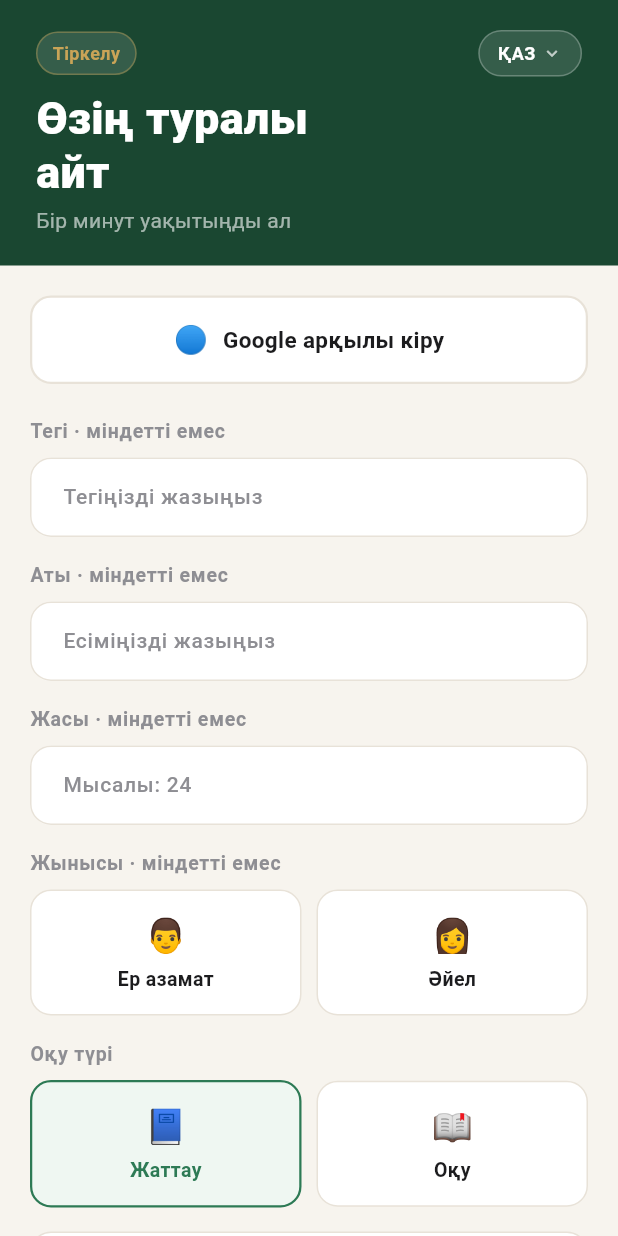
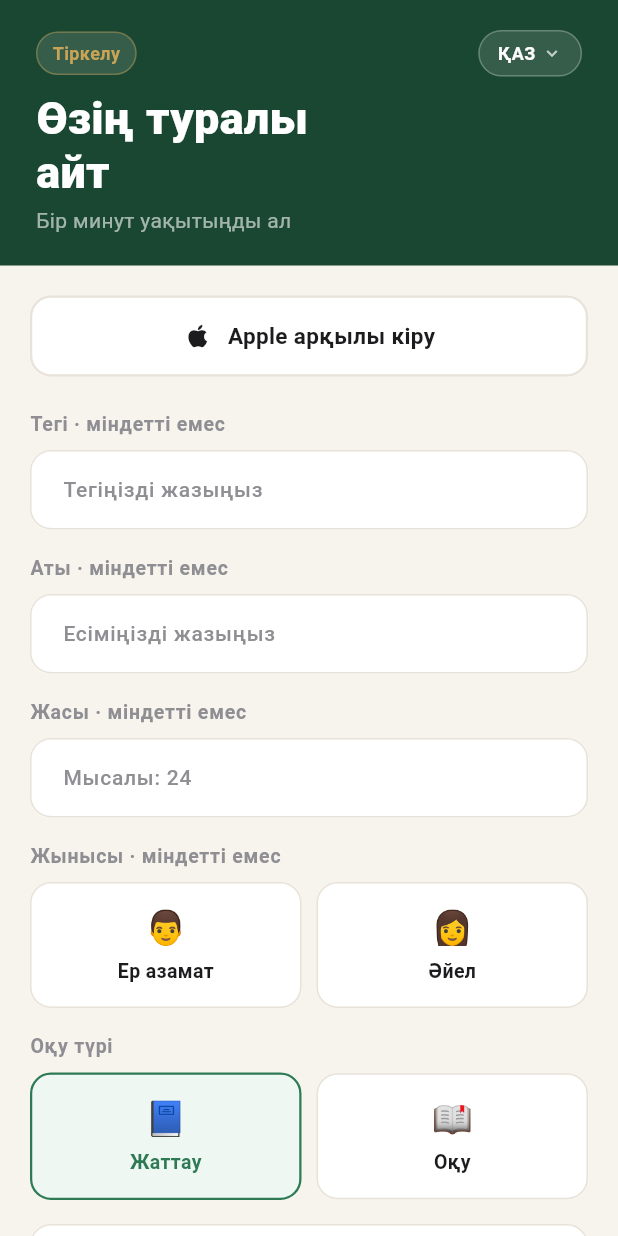
Before and after one commit to duman-sadu/qari-flutter, a Flutter app: the screen it shows after launch, after a tap on "Тіркелу", on a phone screen of 412 x 824 dp. Run offline on Flutter 3.47's test engine with Material 3 defaults, Android fonts, the phone set to English and light mode, and no system bars; our stand-ins replace audio_service, audioplayers, cloud_firestore, firebase_auth, firebase_core, firebase_messaging and 9 more; missing offline and left inert: mobile_scanner; accounts and stored records are empty; statements that could not run were skipped.

Commit message:
feat: make the app Apple-only sign-in, remove Google everywhere
Replace Google sign-in with Sign in with Apple on the welcome,
onboarding, friends and groups screens, and update all related labels.
Remove the now-unused signInWithGoogle method (Google re-auth is kept
only for deleting legacy Google accounts).

Co-Authored-By: Claude Opus 4.8 <noreply@anthropic.com>

```diff
--- a/lib/l10n/strings.dart
+++ b/lib/l10n/strings.dart
@@ -45,12 +45,12 @@ const Map<String, Map<String, String>> appStrings = {
 
   // ── WELCOME ───────────────────────────────────────────────────────────────
   'welcomeTitle':    {'kz': 'Қош келдің! 👋',    'ru': 'Добро пожаловать! 👋'},
-  'welcomeSub':      {'kz': 'Тіркел немесе Google арқылы кір',
-                      'ru': 'Зарегистрируйся или войди через Google'},
+  'welcomeSub':      {'kz': 'Тіркел немесе Apple арқылы кір',
+                      'ru': 'Зарегистрируйся или войди через Apple'},
   'appSlogan':       {'kz': 'Құранды жаттап алу жолындағы\nсенімді серігің',
                       'ru': 'Твой надёжный помощник\nна пути запоминания Корана'},
   'register':        {'kz': 'Тіркелу',           'ru': 'Регистрация'},
-  'signInGoogle':    {'kz': 'Google арқылы кіру', 'ru': 'Войти через Google'},
+  'signInGoogle':    {'kz': 'Apple арқылы кіру', 'ru': 'Войти через Apple'},
   'signInApple':     {'kz': 'Apple арқылы кіру',  'ru': 'Войти через Apple'},
 
   // ── MENU DRAWER ──────────────────────────────────────────────────────────
@@ -101,7 +101,7 @@ const Map<String, Map<String, String>> appStrings = {
   'readDesc':        {'kz': 'Барлық аяттарды оқу', 'ru': 'Читать все аяты'},
   'registerTitle':   {'kz': 'Өзің туралы\nайт',  'ru': 'Расскажи о себе'},
   'registerSubtitle':{'kz': 'Бір минут уақытыңды ал', 'ru': 'Уделите минуту'},
-  'googleConnected': {'kz': 'Google қосылды',    'ru': 'Google подключён'},
+  'googleConnected': {'kz': 'Apple қосылды',    'ru': 'Apple подключён'},
   'lastNameHint':    {'kz': 'Тегіңізді жазыңыз', 'ru': 'Введите фамилию'},
   'firstNameHint':   {'kz': 'Есіміңізді жазыңыз','ru': 'Введите имя'},
   'ageHint':         {'kz': 'Мысалы: 24',        'ru': 'Например: 24'},
@@ -181,8 +181,8 @@ const Map<String, Map<String, String>> appStrings = {
   'twoWeeks':        {'kz': '2 апта',            'ru': '2 недели'},
   'threeMonths':     {'kz': '3 ай',              'ru': '3 месяца'},
   'notRead':         {'kz': 'Оқылмаған',         'ru': 'Не прочитано'},
-  'signOutQ':        {'kz': 'Google аккаунтынан шығасыз ба?',
-                      'ru': 'Выйти из аккаунта Google?'},
+  'signOutQ':        {'kz': 'Аккаунттан шығасыз ба?',
+                      'ru': 'Выйти из аккаунта?'},
   'onceRead':        {'kz': '1 рет',             'ru': '1 раз'},
   'manyRead':        {'kz': '2+ рет',            'ru': '2+ раза'},
   'userFallback':    {'kz': 'Пайдаланушы',       'ru': 'Пользователь'},
@@ -247,8 +247,8 @@ const Map<String, Map<String, String>> appStrings = {
   'groupsTitle':     {'kz': 'Топтар',            'ru': 'Группы'},
   'noGroupsDesc':    {'kz': 'Жаңа топ құрыңыз немесе шақыру кодымен қосылыңыз',
                       'ru': 'Создайте новую группу или присоединитесь по коду'},
-  'signInForGroups': {'kz': 'Топ жасау және топқа қосылу үшін Google аккаунтыңызбен кіріңіз',
-                      'ru': 'Войдите через Google чтобы создавать и вступать в группы'},
+  'signInForGroups': {'kz': 'Топ жасау және топқа қосылу үшін Apple аккаунтыңызбен кіріңіз',
+                      'ru': 'Войдите через Apple чтобы создавать и вступать в группы'},
   'myKhatams':       {'kz': 'Менің хатымдарым',  'ru': 'Мои хатмы'},
   'readingTogether': {'kz': 'Бірлесіп Құран оқу', 'ru': 'Совместное чтение Корана'},
   'groupNotFound':   {'kz': 'Топ табылмады',     'ru': 'Группа не найдена'},
@@ -310,9 +310,9 @@ const Map<String, Map<String, String>> appStrings = {
   'activeToday':     {'kz': 'Бүгін белсенді',    'ru': 'Активен сегодня'},
   'activeYesterday': {'kz': 'Кеше белсенді',     'ru': 'Активен вчера'},
   'inactive':        {'kz': 'Белсенді болмады',  'ru': 'Неактивен'},
-  'signInWithGoogle':{'kz': 'Google арқылы кіру', 'ru': 'Войти через Google'},
-  'signInWithGoogleBtn':{'kz': 'Google арқылы кіріңіз',
-                         'ru': 'Войдите через Google'},
+  'signInWithGoogle':{'kz': 'Apple арқылы кіру', 'ru': 'Войти через Apple'},
+  'signInWithGoogleBtn':{'kz': 'Apple арқылы кіріңіз',
+                         'ru': 'Войдите через Apple'},
   'signInForFriends':{'kz': 'Достар қосу және достардың\nжетістіктерін көру үшін кіріңіз',
                       'ru': 'Войдите, чтобы добавлять друзей\nи видеть их достижения'},
   'friendsAchievements':{'kz': 'Достарыңыздың жетістіктері',
--- a/lib/screens/onboarding_screen.dart
+++ b/lib/screens/onboarding_screen.dart
@@ -25,8 +25,8 @@ class _OnboardingScreenState extends State<OnboardingScreen> {
 
   String? _gender;
   bool _tajweed = false;
-  bool _loadingGoogle = false;
-  bool _googleConnected = false;
+  bool _loadingApple = false;
+  bool _appleConnected = false;
   String _studyMode = 'Жаттау';
 
   @override
@@ -284,19 +284,23 @@ class _OnboardingScreenState extends State<OnboardingScreen> {
     'ан-Нас (Люди)',
   ];
 
-  Future<void> _googleLogin() async {
-    setState(() => _loadingGoogle = true);
-    final result = await AuthService.signInWithGoogle();
+  Future<void> _appleLogin() async {
+    setState(() => _loadingApple = true);
+    final result = await AuthService.signInWithApple();
     final user = result.user;
     if (user != null) {
       setState(() {
-        _googleConnected = true;
+        _appleConnected = true;
         final parts = (user.displayName ?? '').split(' ');
         if (parts.isNotEmpty) _firstNameController.text = parts.first;
         if (parts.length > 1) _lastNameController.text = parts.sublist(1).join(' ');
       });
+    } else if (result.error != null && mounted) {
+      ScaffoldMessenger.of(context).showSnackBar(
+        SnackBar(content: Text(result.error!)),
+      );
     }
-    setState(() => _loadingGoogle = false);
+    if (mounted) setState(() => _loadingApple = false);
   }
 
   Future<void> _continue() async {
@@ -557,24 +561,24 @@ class _OnboardingScreenState extends State<OnboardingScreen> {
                 child: Column(
                   crossAxisAlignment: CrossAxisAlignment.start,
                   children: [
-                    // Google connect
+                    // Apple connect
                     GestureDetector(
-                      onTap: _loadingGoogle ? null : _googleLogin,
+                      onTap: _loadingApple ? null : _appleLogin,
                       child: Container(
                         width: double.infinity,
                         padding: const EdgeInsets.symmetric(vertical: 15),
                         decoration: BoxDecoration(
-                          color: _googleConnected
+                          color: _appleConnected
                               ? _c.greenTint
                               : _c.card,
                           borderRadius: BorderRadius.circular(14),
                           border: Border.all(
-                            color: _googleConnected ? _c.green : _c.border,
+                            color: _appleConnected ? _c.green : _c.border,
                             width: 1.5,
                           ),
                         ),
                         child: Center(
-                          child: _loadingGoogle
+                          child: _loadingApple
                               ? SizedBox(
                                   width: 22,
                                   height: 22,
@@ -586,19 +590,24 @@ class _OnboardingScreenState extends State<OnboardingScreen> {
                               : Row(
                                   mainAxisAlignment: MainAxisAlignment.center,
                                   children: [
-                                    Text(
-                                      _googleConnected ? '✅' : '🔵',
-                                      style: const TextStyle(fontSize: 18),
+                                    Icon(
+                                      _appleConnected
+                                          ? Icons.check_circle
+                                          : Icons.apple,
+                                      size: 20,
+                                      color: _appleConnected
+                                          ? _c.green
+                                          : _c.text,
                                     ),
                                     const SizedBox(width: 10),
                                     Text(
-                                      _googleConnected
+                                      _appleConnected
                                           ? s.tr('googleConnected')
-                                          : s.tr('signInGoogle'),
+                                          : s.tr('signInApple'),
                                       style: TextStyle(
                                         fontSize: 15,
                                         fontWeight: FontWeight.w600,
-                                        color: _googleConnected
+                                        color: _appleConnected
                                             ? _c.green
                                             : _c.text,
                                       ),
--- a/lib/screens/welcome_screen.dart
+++ b/lib/screens/welcome_screen.dart
@@ -15,7 +15,6 @@ class WelcomeScreen extends StatefulWidget {
 }
 
 class _WelcomeScreenState extends State<WelcomeScreen> {
-  bool _googleLoading = false;
   bool _appleLoading = false;
 
   Future<void> _signInWithApple() async {
@@ -42,20 +41,6 @@ class _WelcomeScreenState extends State<WelcomeScreen> {
             ),
           ],
         ),
-      );
-    }
-  }
-
-  Future<void> _signInWithGoogle() async {
-    setState(() => _googleLoading = true);
-    final result = await AuthService.signInWithGoogle();
-    if (!mounted) return;
-    setState(() => _googleLoading = false);
-    if (result.user != null) {
-      Navigator.pushReplacementNamed(context, '/learning');
-    } else if (result.error != null) {
-      ScaffoldMessenger.of(context).showSnackBar(
-        SnackBar(content: Text(result.error!)),
       );
     }
   }
@@ -259,50 +244,6 @@ class _WelcomeScreenState extends State<WelcomeScreen> {
                               const BorderRadius.all(Radius.circular(16)),
                         ),
                       ),
-
-                      const SizedBox(height: 12),
-
-                      // Google button
-                      SizedBox(
-                        width: double.infinity,
-                        height: 56,
-                        child: OutlinedButton(
-                          onPressed: _googleLoading ? null : _signInWithGoogle,
-                          style: OutlinedButton.styleFrom(
-                            foregroundColor: c.primary,
-                            backgroundColor: c.card,
-                            side: BorderSide(color: c.border, width: 1.5),
-                            shape: RoundedRectangleBorder(
-                              borderRadius: BorderRadius.circular(16),
-                            ),
-                          ),
-                          child: _googleLoading
-                              ? SizedBox(
-                                  width: 22,
-                                  height: 22,
-                                  child: CircularProgressIndicator(
-                                    strokeWidth: 2.5,
-                                    valueColor: AlwaysStoppedAnimation(c.primary),
-                                  ),
-                                )
-                              : Row(
-                                  mainAxisAlignment: MainAxisAlignment.center,
-                                  children: [
-                                    const Text('🔵',
-                                        style: TextStyle(fontSize: 18)),
-                                    const SizedBox(width: 10),
-                                    Text(
-                                      s.tr('signInGoogle'),
-                                      style: TextStyle(
-                                        fontSize: 16,
-                                        fontWeight: FontWeight.w600,
-                                        color: c.text,
-                                      ),
-                                    ),
-                                  ],
-                                ),
-                        ),
-                      ),
                     ],
                   ),
                 ),
```
Also changed, not shown: lib/screens/friends_screen.dart (+4 -4 lines), lib/screens/groups_screen.dart (+4 -4 lines), lib/services/auth_service.dart (+0 -34 lines).
